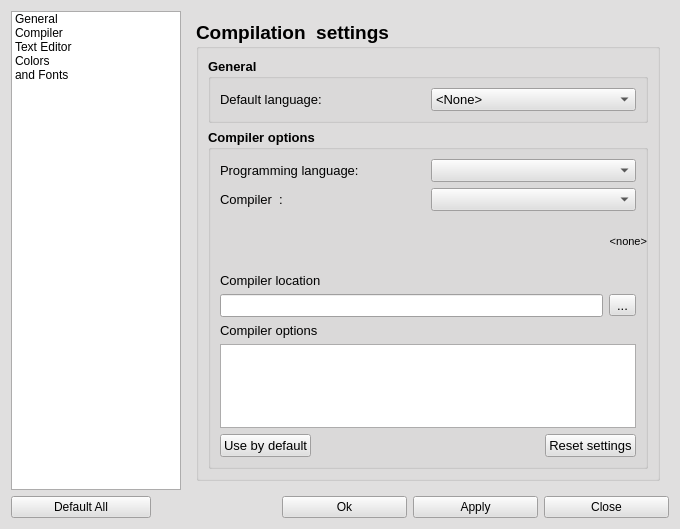
The window that src/optionsdialog.ui (PLLUG/kuzya) describes before a commit, drawn with Qt 5.
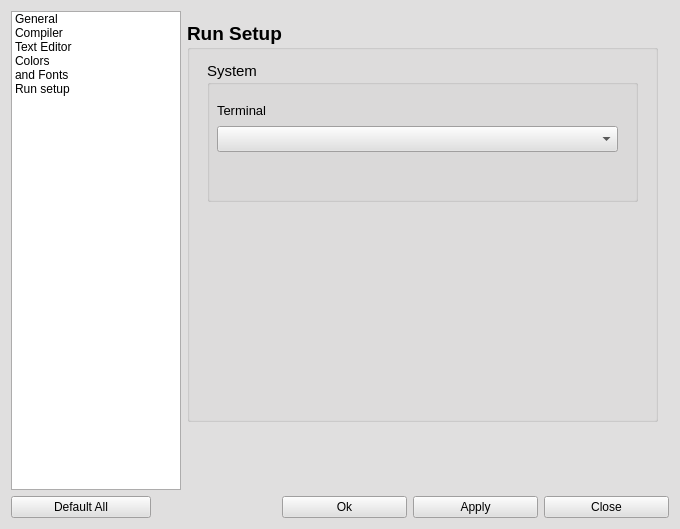
The same window after the commit. The open tabs and pages were chosen to show the change. Icons and pictures are not drawn.

What changed in the file:
```diff
--- a/src/optionsdialog.ui
+++ b/src/optionsdialog.ui
@@ -591,6 +591,15 @@
         <normaloff>:/tabicon/Styling.png</normaloff>:/tabicon/Styling.png</iconset>
       </property>
      </item>
+     <item>
+      <property name="text">
+       <string>Run setup</string>
+      </property>
+      <property name="icon">
+       <iconset resource="images.qrc">
+        <normaloff>:/menu/images/RunControl.png</normaloff>:/menu/images/RunControl.png</iconset>
+      </property>
+     </item>
     </widget>
    </item>
    <item row="0" column="1">
@@ -1033,7 +1042,7 @@
                   </font>
                  </property>
                  <property name="text">
-                  <string>Compiler  :</string>
+                  <string>Compiler:</string>
                  </property>
                 </widget>
                </item>
@@ -1719,6 +1728,83 @@
        </item>
       </layout>
      </widget>
+     <widget class="QWidget" name="page_5">
+      <widget class="QWidget" name="gridLayoutWidget">
+       <property name="geometry">
+        <rect>
+         <x>0</x>
+         <y>10</y>
+         <width>471</width>
+         <height>401</height>
+        </rect>
+       </property>
+       <layout class="QGridLayout" name="gridLayout_15">
+        <item row="0" column="0">
+         <widget class="QGroupBox" name="groupBox_3">
+          <property name="font">
+           <font>
+            <pointsize>14</pointsize>
+            <weight>75</weight>
+            <bold>true</bold>
+           </font>
+          </property>
+          <property name="title">
+           <string>Run Setup</string>
+          </property>
+          <widget class="QGroupBox" name="groupBox_4">
+           <property name="geometry">
+            <rect>
+             <x>20</x>
+             <y>40</y>
+             <width>431</width>
+             <height>141</height>
+            </rect>
+           </property>
+           <property name="font">
+            <font>
+             <pointsize>11</pointsize>
+             <weight>50</weight>
+             <bold>false</bold>
+            </font>
+           </property>
+           <property name="title">
+            <string>System</string>
+           </property>
+           <widget class="QWidget" name="verticalLayoutWidget">
+            <property name="geometry">
+             <rect>
+              <x>10</x>
+              <y>40</y>
+              <width>401</width>
+              <height>51</height>
+             </rect>
+            </property>
+            <layout class="QVBoxLayout" name="verticalLayout_2">
+             <item>
+              <widget class="QLabel" name="label_4">
+               <property name="font">
+                <font>
+                 <pointsize>10</pointsize>
+                 <weight>50</weight>
+                 <bold>false</bold>
+                </font>
+               </property>
+               <property name="text">
+                <string>Terminal</string>
+               </property>
+              </widget>
+             </item>
+             <item>
+              <widget class="QComboBox" name="terminalCBox"/>
+             </item>
+            </layout>
+           </widget>
+          </widget>
+         </widget>
+        </item>
+       </layout>
+      </widget>
+     </widget>
     </widget>
    </item>
   </layout>
```
Left out of the diff: 2 changed lines with no effect on the pictures.
